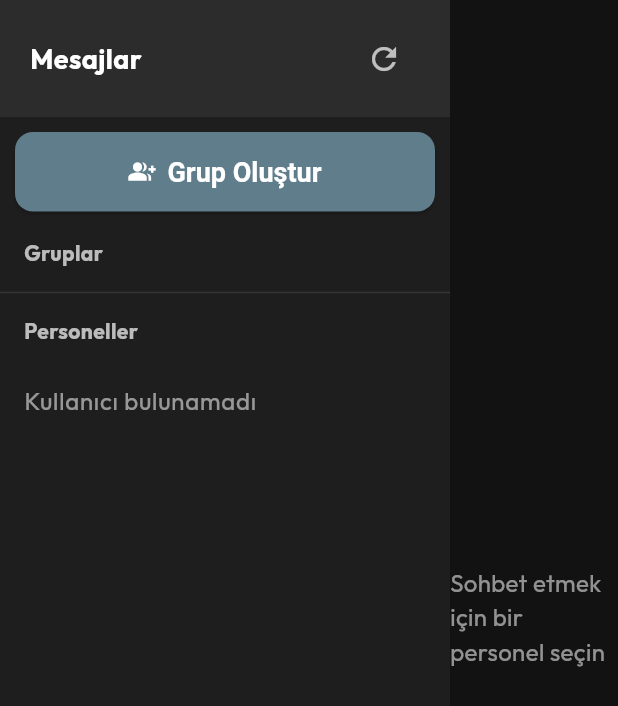
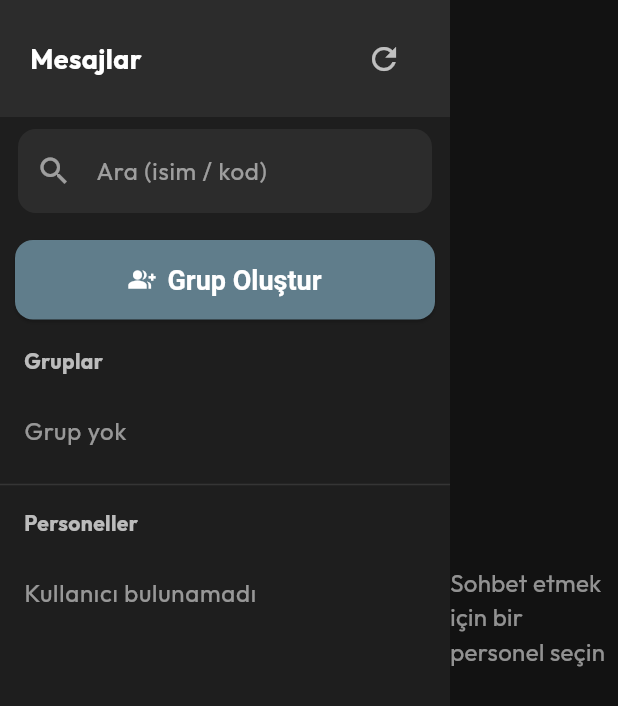
Before and after one commit to atilimbora-design/GPSRPAPOR, a Flutter app: the AdminChatPanelScreen widget shown alone on an empty page, opened directly, on a phone screen of 412 x 824 dp. Shown: the top 706 px of the screen. Run offline on Flutter 3.47's test engine with Material 3 defaults, Android fonts, the phone set to English and light mode, and no system bars; our stand-ins replace battery_plus, flutter_local_notifications, flutter_map, geolocator, google_fonts, google_maps_flutter and 10 more; missing offline and left inert: flutter_background_service, window_manager; accounts and stored records are empty; network calls fail.

Commit message:
Add chat search and desktop notifications

```diff
--- a/frontend/lib/screens/admin_chat_panel_screen.dart
+++ b/frontend/lib/screens/admin_chat_panel_screen.dart
@@ -3,6 +3,8 @@ import 'package:provider/provider.dart';
 import 'package:http/http.dart' as http;
 import 'dart:convert';
 import 'package:intl/intl.dart';
+import 'dart:async';
+import 'package:flutter_local_notifications/flutter_local_notifications.dart';
 import '../services/auth_service.dart';
 import '../services/socket_service.dart';
 import 'chat_screen.dart';
@@ -28,6 +30,9 @@ class _AdminChatPanelScreenState extends State<AdminChatPanelScreen> {
   bool _isLoadingGroups = true;
   final TextEditingController _messageController = TextEditingController();
   final ScrollController _scrollController = ScrollController();
+  final TextEditingController _searchController = TextEditingController();
+  Timer? _refreshTimer;
+  FlutterLocalNotificationsPlugin? _notifications;
 
   @override
   void initState() {
@@ -35,9 +40,30 @@ class _AdminChatPanelScreenState extends State<AdminChatPanelScreen> {
     _fetchUsers();
     _fetchGroups();
     _ensureSocketConnected();
+    _initNotifications();
 
     final socketService = Provider.of<SocketService>(context, listen: false);
     socketService.socket?.on('newMessage', _handleNewMessage);
+
+    _refreshTimer = Timer.periodic(const Duration(seconds: 30), (_) {
+      _fetchUsers();
+      _fetchGroups();
+    });
+  }
+
+  @override
+  void dispose() {
+    _refreshTimer?.cancel();
+    _searchController.dispose();
+    super.dispose();
+  }
+
+  Future<void> _initNotifications() async {
+    _notifications = FlutterLocalNotificationsPlugin();
+    const android = AndroidInitializationSettings('@mipmap/ic_launcher');
+    const ios = DarwinInitializationSettings();
+    const initSettings = InitializationSettings(android: android, iOS: ios);
+    await _notifications?.initialize(initSettings);
   }
 
   void _handleNewMessage(dynamic data) {
@@ -70,6 +96,26 @@ class _AdminChatPanelScreenState extends State<AdminChatPanelScreen> {
            }
         });
       }
+    }
+
+    // Desktop notification for new messages
+    final fromId = data['from']?.toString();
+    final isSelected = _selectedUserId?.toString() == fromId;
+    if (!isSelected && fromId != null && data['message'] != null) {
+      _notifications?.show(
+        DateTime.now().millisecondsSinceEpoch ~/ 1000,
+        data['fromName']?.toString() ?? 'Yeni Mesaj',
+        data['message']?.toString(),
+        const NotificationDetails(
+          android: AndroidNotificationDetails(
+            'gpsrapor_messages',
+            'Mesaj Bildirimleri',
+            importance: Importance.high,
+            priority: Priority.high,
+          ),
+          iOS: DarwinNotificationDetails(),
+        ),
+      );
     }
   }
 
@@ -332,6 +378,19 @@ class _AdminChatPanelScreenState extends State<AdminChatPanelScreen> {
 
   @override
   Widget build(BuildContext context) {
+    final search = _searchController.text.trim().toLowerCase();
+    final filteredUsers = _users.where((u) {
+      if (search.isEmpty) return true;
+      final name = (u['name'] ?? '').toString().toLowerCase();
+      final code = (u['personelCode'] ?? '').toString().toLowerCase();
+      return name.contains(search) || code.contains(search);
+    }).toList();
+    final filteredGroups = _groups.where((g) {
+      if (search.isEmpty) return true;
+      final name = (g['name'] ?? '').toString().toLowerCase();
+      return name.contains(search);
+    }).toList();
+
     return Row(
       children: [
         // SOL PANEL: Kullanıcı Listesi
@@ -349,10 +408,29 @@ class _AdminChatPanelScreenState extends State<AdminChatPanelScreen> {
                     const Text('Mesajlar', style: TextStyle(color: Colors.white, fontSize: 18, fontWeight: FontWeight.bold)),
                     IconButton(
                         icon: const Icon(Icons.refresh, color: Colors.white70),
-                        onPressed: _fetchUsers,
+                        onPressed: () {
+                          _fetchUsers();
+                          _fetchGroups();
+                        },
                         tooltip: 'Listeyi Yenile',
                     ),
                   ],
+                ),
+              ),
+              Padding(
+                padding: const EdgeInsets.symmetric(horizontal: 12, vertical: 8),
+                child: TextField(
+                  controller: _searchController,
+                  onChanged: (_) => setState(() {}),
+                  style: const TextStyle(color: Colors.white),
+                  decoration: InputDecoration(
+                    hintText: 'Ara (isim / kod)',
+                    hintStyle: const TextStyle(color: Colors.white54),
+                    filled: true,
+                    fillColor: const Color(0xFF2C2C2C),
+                    border: OutlineInputBorder(borderRadius: BorderRadius.circular(12), borderSide: BorderSide.none),
+                    prefixIcon: const Icon(Icons.search, color: Colors.white54),
+                  ),
                 ),
               ),
               Padding(
@@ -382,7 +460,11 @@ class _AdminChatPanelScreenState extends State<AdminChatPanelScreen> {
                             padding: EdgeInsets.symmetric(horizontal: 16, vertical: 8),
                             child: Text('Gruplar', style: TextStyle(color: Colors.white70, fontWeight: FontWeight.bold)),
                           ),
-                          ..._groups.map((g) => ListTile(
+                          if (filteredGroups.isEmpty)
+                            const ListTile(
+                              title: Text('Grup yok', style: TextStyle(color: Colors.white54)),
+                            ),
+                          ...filteredGroups.map((g) => ListTile(
                                 leading: const Icon(Icons.group, color: Colors.blueAccent),
                                 title: Text(g['name'], style: const TextStyle(color: Colors.white)),
                                 onTap: () {
@@ -400,11 +482,11 @@ class _AdminChatPanelScreenState extends State<AdminChatPanelScreen> {
                           padding: EdgeInsets.symmetric(horizontal: 16, vertical: 8),
                           child: Text('Personeller', style: TextStyle(color: Colors.white70, fontWeight: FontWeight.bold)),
                         ),
-                        if (_users.isEmpty)
+                        if (filteredUsers.isEmpty)
                           const ListTile(
                             title: Text('Kullanıcı bulunamadı', style: TextStyle(color: Colors.white54)),
                           ),
-                        ..._users.map((user) {
+                        ...filteredUsers.map((user) {
                           final isSelected = user['id'] == _selectedUserId;
                           return ListTile(
                             tileColor: isSelected ? const Color(0xFFE65100).withOpacity(0.3) : null,
```
